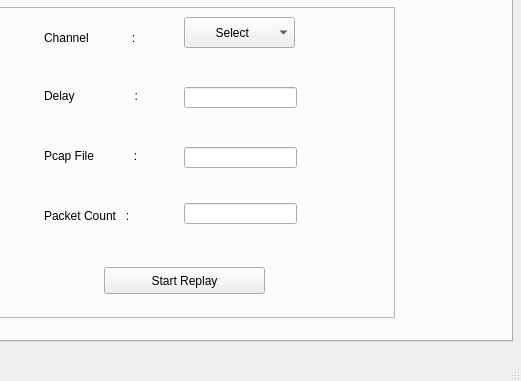
Above: UI/base.ui from attify/Attify-Zigbee-Framework before the change; both pictures show x 138 to 659 and y 98 to 479 of the 659 by 479 pixel window. Below: the same form after it.
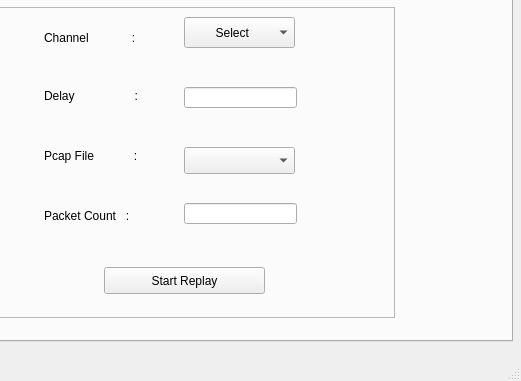
That is the form after the change. The open tabs and pages were chosen to show the change. Icons and pictures are not drawn.

What changed in the file:
```diff
--- a/UI/base.ui
+++ b/UI/base.ui
@@ -1001,16 +1001,6 @@
         <string>Packet Count   :</string>
        </property>
       </widget>
-      <widget class="QLineEdit" name="zbreplayFile">
-       <property name="geometry">
-        <rect>
-         <x>200</x>
-         <y>140</y>
-         <width>113</width>
-         <height>21</height>
-        </rect>
-       </property>
-      </widget>
       <widget class="QLineEdit" name="zbreplayCount">
        <property name="geometry">
         <rect>
@@ -1152,6 +1142,16 @@
         </rect>
        </property>
       </widget>
+      <widget class="QComboBox" name="zbreplayFile">
+       <property name="geometry">
+        <rect>
+         <x>200</x>
+         <y>140</y>
+         <width>111</width>
+         <height>27</height>
+        </rect>
+       </property>
+      </widget>
      </widget>
     </widget>
     <widget class="QWidget" name="tab_zbwireshark">
```
Left out of the diff: 2 changed lines with no effect on the pictures.
